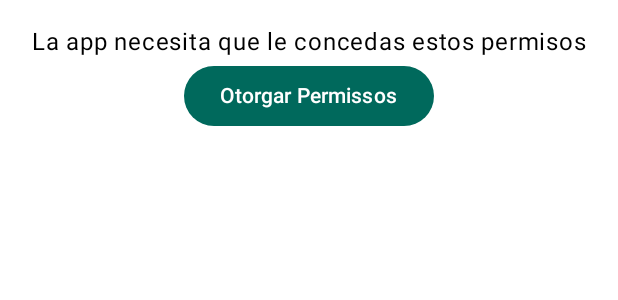
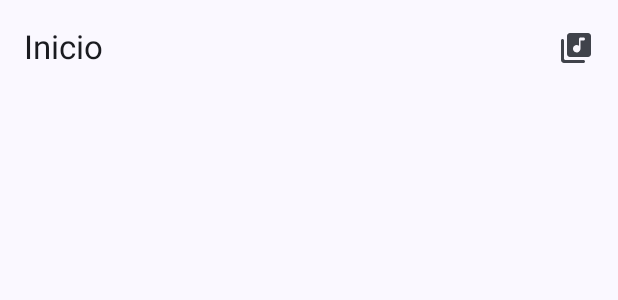
Before and after one commit to Aar0n1156/Practica-movil, an Android app built with Jetpack Compose: the @Preview function MainSPreview, on a phone screen of 412 x 824 dp. Shown: the top 300 px of the screen. Run offline under Robolectric (Android 15) with nearby library versions, the phone set to English and light mode, and no system bars; pictures from the network do not load.

Commit message:
Se empezo la pantalla principal

```diff
--- a/app/src/main/java/com/aaron/practica_mobil/screens/MainScreen.kt
+++ b/app/src/main/java/com/aaron/practica_mobil/screens/MainScreen.kt
@@ -1,14 +1,24 @@
 package com.aaron.practica_mobil.screens
 
+import android.adservices.adid.AdId
 import androidx.compose.foundation.layout.Arrangement
 import androidx.compose.foundation.layout.Column
 import androidx.compose.foundation.layout.Row
+import androidx.compose.foundation.layout.fillMaxSize
 import androidx.compose.foundation.layout.fillMaxWidth
 import androidx.compose.foundation.layout.padding
 import androidx.compose.foundation.layout.statusBarsPadding
+import androidx.compose.material.icons.Icons
+import androidx.compose.material.icons.rounded.LibraryMusic
 import androidx.compose.material3.Button
 import androidx.compose.material3.ButtonDefaults
+import androidx.compose.material3.ExperimentalMaterial3Api
+import androidx.compose.material3.Icon
+import androidx.compose.material3.IconButton
+import androidx.compose.material3.Scaffold
+import androidx.compose.material3.Surface
 import androidx.compose.material3.Text
+import androidx.compose.material3.TopAppBar
 import androidx.compose.runtime.Composable
 import androidx.compose.ui.Alignment
 import androidx.compose.ui.Modifier
@@ -17,31 +27,59 @@ import androidx.compose.ui.tooling.preview.Preview
 import androidx.compose.ui.unit.dp
 import androidx.navigation.NavController
 import androidx.navigation.compose.rememberNavController
+import com.aaron.practica_mobil.data.model.Song
+import com.aaron.practica_mobil.ui.components.SongBox
 import com.aaron.practica_mobil.ui.theme.Practica_MobilTheme
 
+@OptIn(ExperimentalMaterial3Api::class)
 @Composable
-fun MainScreen(navController: NavController){
+fun MainScreen(
+    navController: NavController,
+    featuredSong: List<Song> = sampleSong.take(2),
+    recentSongs : List<Song> = sampleSong,
+    currentSongId: Int? = null,
+    modifier: Modifier = Modifier
+){
+    val activeSong = (featuredSong + recentSongs).find { it.id == currentSongId }
 
-    Column (modifier = Modifier
-        .fillMaxWidth()
-        .padding(16.dp).statusBarsPadding(),
-        Arrangement.SpaceBetween,
-        Alignment.CenterHorizontally) {
-        Text(
-            text = "La app necesita que le concedas estos permisos"
-        )
+    Scaffold(
+        modifier = modifier.fillMaxSize(),
+        topBar = {
+            TopAppBar(
+                title = { Text("Inicio") },
+                actions = {
+                    IconButton(onClick = { navController.navigate("song_list") }) {
+                        Icon(
+                            imageVector = Icons.Rounded.LibraryMusic,
+                            contentDescription = "Ver todas las canciones"
+                        )
+                    }
+                }
+            )
+        },
+        bottomBar = {
+            if (activeSong != null) {
+                Surface(
+                    tonalElevation = 8.dp,
+                    modifier = Modifier.fillMaxWidth()
+                ) {
+                    SongBox(
+                        song = activeSong,
+                        isPlaying = true,
+                        onClick = { navController.navigate("player/${activeSong.id}") },
+                        modifier = Modifier.padding(horizontal = 12.dp, vertical = 8.dp)
+                    )
+                }
+            }
+        }
+    ){ innerPadding ->
+        Column(
+            modifier = Modifier
+                .fillMaxSize()
+                .padding(innerPadding)
+                .padding(vertical = 16.dp)
+        ) { }
 
-
-        Button(onClick = {
-            navController.navigate("permission")
-        },
-            enabled = true,
-            colors = ButtonDefaults.buttonColors(
-                containerColor = Color(0xFF00695C),
-                contentColor = Color.White
-            )) {
-            Text("Otorgar Permissos")
-        }
     }
 }
 
```
Also changed, not shown: app/src/main/java/com/aaron/practica_mobil/screens/SongListScreen.kt (added, +84 -0 lines).
